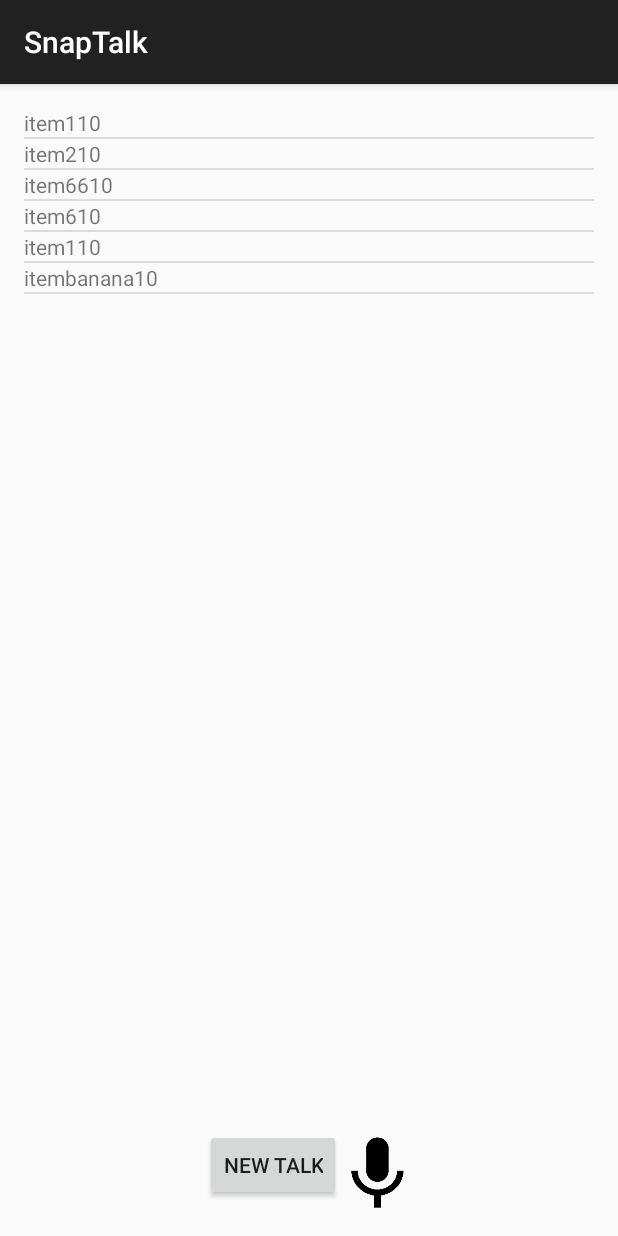
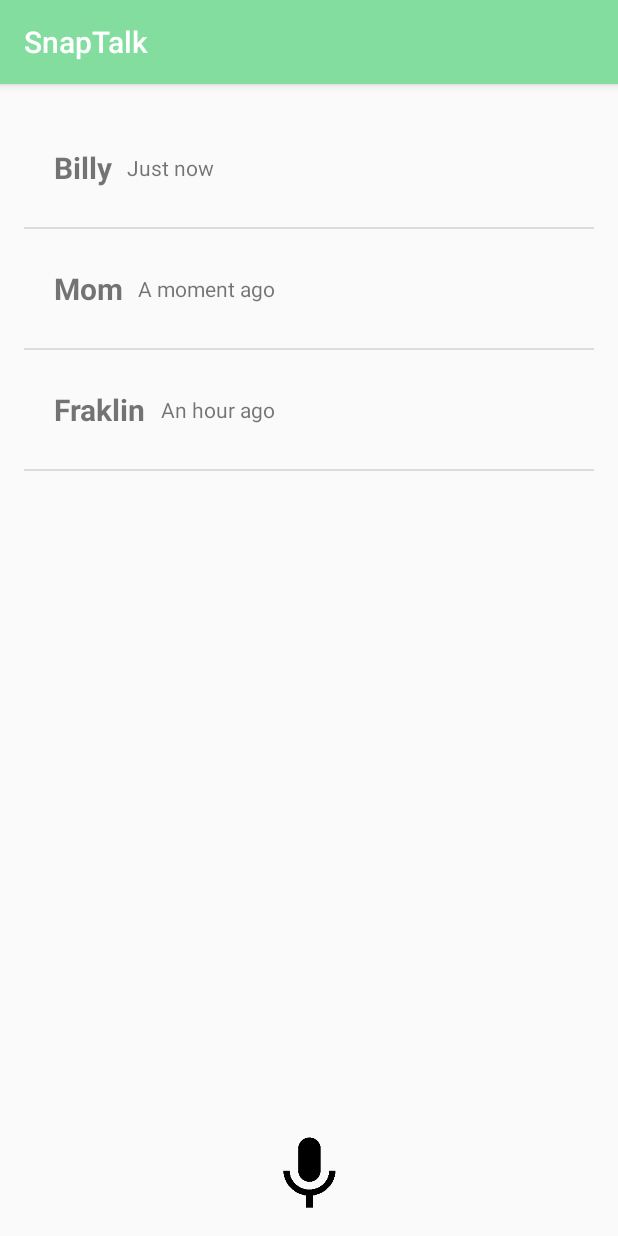
Before and after one commit to nthomsn/SnapTalk, an Android app: the screen it shows after launch (MainActivity), on a phone screen of 412 x 824 dp. Run offline under Robolectric (Android 15) with nearby library versions, the phone set to English and light mode, and no system bars.

Commit message:
Update to the user interface

```diff
--- a/src/main/AndroidManifest.xml
+++ b/src/main/AndroidManifest.xml
@@ -6,7 +6,7 @@
         android:allowBackup="true"
         android:icon="@mipmap/ic_launcher"
         android:label="@string/app_name"
-        android:theme="@style/AppTheme" >
+        android:theme="@style/SnapTalkBrand" >
         <activity
             android:name=".MainActivity"
             android:label="@string/app_name" >
@@ -21,7 +21,7 @@
             android:parentActivityName=".MainActivity">
         </activity>
         <activity android:name=".SelectContactActivity"
-            android:label="@string/app_name"
+            android:label="Send to"
             android:parentActivityName=".MainActivity">
         </activity>
     </application>
--- a/src/main/java/nickthomson/me/snaptalk/MainActivity.java
+++ b/src/main/java/nickthomson/me/snaptalk/MainActivity.java
@@ -6,14 +6,17 @@ import android.media.MediaPlayer;
 import android.os.Environment;
 import android.support.v7.app.ActionBarActivity;
 import android.os.Bundle;
+import android.util.Log;
 import android.view.Menu;
 import android.view.MenuItem;
 import android.view.View;
+import android.widget.AdapterView;
 import android.widget.ArrayAdapter;
 import android.widget.ListView;
 
 import java.io.IOException;
 import java.util.ArrayList;
+import java.util.Date;
 
 
 public class MainActivity extends ActionBarActivity {
@@ -23,23 +26,30 @@ public class MainActivity extends ActionBarActivity {
 
     RecordingManager recordingManager;
 
-    ListItemData[] listData = new ListItemData[] {
-            new ListItemData("item1", 10),
-            new ListItemData("item2", 10),
-            new ListItemData("item66", 10),
-            new ListItemData("item6", 10),
-            new ListItemData("item1", 10),
-            new ListItemData("itembanana", 10)
-    };
+
 
     @Override
     protected void onCreate(Bundle savedInstanceState) {
         super.onCreate(savedInstanceState);
         setContentView(R.layout.main_layout);
+
+        long currentTime = new Date().getTime();
+        RecievedMessage[] listData = new RecievedMessage[] {
+                new RecievedMessage(new Date(), "Billy"),
+                new RecievedMessage(new Date(currentTime - 1000 * 120), "Mom"),
+                new RecievedMessage(new Date(currentTime - 1000 * 3700), "Fraklin")
+        };
+
         mainAdapter = new MainAdapter(this, R.layout.list_row,
                 listData);
         mainList = (ListView) findViewById(R.id.listView);
         mainList.setAdapter(mainAdapter);
+        mainList.setOnItemClickListener(new AdapterView.OnItemClickListener() {
+            @Override
+            public void onItemClick(AdapterView<?> parent, View view, int position, long id) {
+                mainAdapter.removeItem(position);
+            }
+        });
 
         recordingManager = new RecordingManager();
     }
--- a/src/main/java/nickthomson/me/snaptalk/MainAdapter.java
+++ b/src/main/java/nickthomson/me/snaptalk/MainAdapter.java
@@ -8,29 +8,41 @@ import android.view.ViewGroup;
 import android.widget.ArrayAdapter;
 import android.widget.TextView;
 
-public class MainAdapter extends ArrayAdapter<ListItemData> {
+import java.util.ArrayList;
+import java.util.Arrays;
+
+public class MainAdapter extends ArrayAdapter<RecievedMessage> {
 
     private Context context;
     private int resource;
-    private ListItemData[] objects;
+    private ArrayList<RecievedMessage> objects;
 
-    public MainAdapter(Context context, int resource, ListItemData[] objects) {
+    public MainAdapter(Context context, int resource, RecievedMessage[] objects) {
         super(context, resource, objects);
         this.context = context;
         this.resource = resource;
-        this.objects = objects;
+        this.objects = new ArrayList<RecievedMessage>(Arrays.asList(objects));
+    }
+
+    @Override
+    public int getCount() {
+        return objects.size();
     }
 
     @Override
     public View getView(int position, View convertView, ViewGroup parent) {
         LayoutInflater inflater =  ((Activity)context).getLayoutInflater();
         View row = inflater.inflate(resource, parent, false);
-        TextView title = (TextView) row.findViewById(R.id.title);
-        TextView number = (TextView) row.findViewById(R.id.number);
+        TextView from = (TextView) row.findViewById(R.id.from);
+        TextView messageContent = (TextView) row.findViewById(R.id.message_content);
 
-        title.setText((CharSequence) objects[position].myTitle);
-        number.setText((CharSequence)
-                Integer.toString(objects[position].myNum));
+        from.setText((CharSequence) objects.get(position).getSender());
+        messageContent.setText((CharSequence) objects.get(position).getPassedTime());
         return row;
     }
+
+    public void removeItem(int index) {
+        objects.remove(index);
+        notifyDataSetChanged();
+    }
 }
--- /dev/null
+++ b/src/main/java/nickthomson/me/snaptalk/RecievedMessage.java
@@ -0,0 +1,45 @@
+package nickthomson.me.snaptalk;
+
+import java.util.Date;
+
+public class RecievedMessage {
+    Date timeRecieved;
+
+    String sender = "Bob";
+
+    public RecievedMessage() {
+        timeRecieved = new Date();
+    }
+
+    public RecievedMessage(Date fakeDate, String fakeSender) {
+        timeRecieved = fakeDate;
+        sender = fakeSender;
+    }
+
+    public String getPassedTime() {
+        long millisecondsPassed = new Date().getTime() - timeRecieved.getTime();
+        long minutesPassed = millisecondsPassed / 60000;
+        if (minutesPassed > 60) {
+            return "An hour ago";
+        }
+        if (minutesPassed > 30) {
+            return "Half an hour ago";
+        }
+        if (minutesPassed > 10) {
+            return "A few minutes ago";
+        }
+        if (minutesPassed > 1) {
+            return "A moment ago";
+        }
+        return "Just now";
+    }
+
+    public String getSender() {
+        return sender;
+    }
+
+    public void setSender(String sender) {
+        this.sender = sender;
+    }
+
+}
--- a/src/main/java/nickthomson/me/snaptalk/RecordingManager.java
+++ b/src/main/java/nickthomson/me/snaptalk/RecordingManager.java
@@ -2,11 +2,11 @@ package nickthomson.me.snaptalk;
 
 import android.app.Activity;
 import android.content.Intent;
-import android.media.MediaPlayer;
 import android.media.MediaRecorder;
+import android.os.AsyncTask;
 import android.os.Environment;
-import android.util.Log;
 
+import java.io.File;
 import java.io.IOException;
 
 public class RecordingManager {
--- a/src/main/res/layout/list_row.xml
+++ b/src/main/res/layout/list_row.xml
@@ -1,17 +1,22 @@
 <?xml version="1.0" encoding="utf-8"?>
 <LinearLayout xmlns:android="http://schemas.android.com/apk/res/android"
     android:orientation="horizontal" android:layout_width="match_parent"
-    android:layout_height="match_parent">
+    android:layout_height="match_parent"
+    android:gravity="center"
+    android:padding="20dp">
 
     <TextView
         android:layout_width="wrap_content"
         android:layout_height="wrap_content"
-        android:text="New Text"
-        android:id="@+id/title" />
+        android:text="Bob"
+        android:id="@+id/from"
+        android:textStyle="bold"
+        android:textSize="20dp" />
 
     <TextView
         android:layout_width="wrap_content"
         android:layout_height="wrap_content"
-        android:text="New Text"
-        android:id="@+id/number" />
+        android:text="So about last night..."
+        android:padding="10dp"
+        android:id="@+id/message_content" />
 </LinearLayout>
--- a/src/main/res/layout/main_layout.xml
+++ b/src/main/res/layout/main_layout.xml
@@ -21,13 +21,6 @@
         android:layout_height="wrap_content"
         android:orientation="horizontal"
         android:layout_gravity="center">
-
-        <Button
-            android:layout_width="wrap_content"
-            android:layout_height="wrap_content"
-            android:text="@string/new_talk"
-            android:onClick="newTalk">
-        </Button>
         <ImageButton
             android:layout_width="47dp"
             android:layout_height="55dp"
--- /dev/null
+++ b/src/main/res/values/colors.xml
@@ -0,0 +1,8 @@
+<?xml version="1.0" encoding="utf-8"?>
+<resources>
+    <color name="backgroundGreen">#82DD9F</color>
+    <color name="backgroundBlue">#78CBD9</color>
+    <color name="highlightPink">#DC5798</color>
+    <color name="highlightPurple">#B566D8</color>
+    <color name="dark">#161616</color>
+</resources>
--- a/src/main/res/values/styles.xml
+++ b/src/main/res/values/styles.xml
@@ -1,8 +1,26 @@
 <resources>
 
     <!-- Base application theme. -->
-    <style name="AppTheme" parent="Theme.AppCompat.Light.DarkActionBar">
-        <!-- Customize your theme here. -->
+    <style name="SnapTalkBrand" parent="@style/Theme.AppCompat.Light.DarkActionBar">
+        <item name="android:actionBarStyle">@style/GreenBar</item>
+
+        <!-- Support library compatibility -->
+        <item name="actionBarStyle">@style/GreenBar</item>
+    </style>
+
+    <style name="GreenBar"
+        parent="@style/Widget.AppCompat.Light.ActionBar.Solid.Inverse">
+        <item name="android:background">@color/backgroundGreen</item>
+        <item name="android:titleTextStyle">@style/DarkTitle</item>
+
+        <!-- Support library compatibility -->
+        <item name="background">@color/backgroundGreen</item>
+    </style>
+
+    <!-- ActionBar title text -->
+    <style name="DarkTitle"
+        parent="@style/TextAppearance.AppCompat.Widget.ActionBar.Title">
+        <item name="android:textColor">@color/dark</item>
     </style>
 
 </resources>
```
Also changed, not shown: src/main/java/nickthomson/me/snaptalk/SelectContactActivity.java (+21 -0 lines), src/main/java/nickthomson/me/snaptalk/UploadFiles.java (added, +39 -0 lines).
